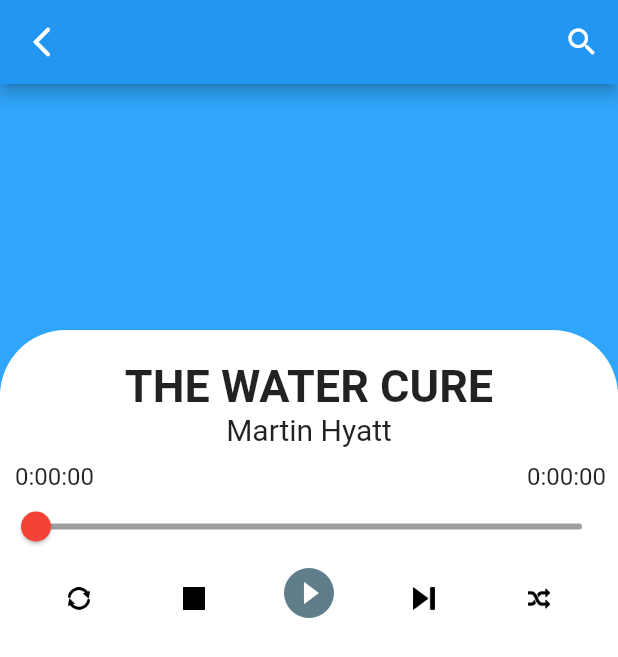
After one commit to sanjiv001/codsoft-musicplayer, a Flutter app: the screen it shows after launch, after a tap on "4.5", on a phone screen of 412 x 824 dp. The commit adds this screen. Shown: the top 657 px of the screen. Run offline on Flutter 3.47's test engine with Material 2 defaults, Android fonts, the phone set to English and light mode, and no system bars; our stand-ins replace audioplayers.

Commit message:
app completed

```diff
--- a/assets/json/audio.json
+++ b/assets/json/audio.json
@@ -15,7 +15,7 @@
         "audio": "https://st.bslmeiyu.com/uploads/%E6%9C%97%E6%96%87%E5%9B%BD%E9%99%85SBS%E7%B3%BB%E5%88%97/%E6%9C%97%E6%96%87%E5%9B%BD%E9%99%85%E8%8B%B1%E8%AF%AD%E6%95%99%E7%A8%8B%E7%AC%AC2%E5%86%8C_V2/%E5%AD%A6%E7%94%9F%E7%94%A8%E4%B9%A6/P027_Side%20by%20Side%20Gazette%2001_2Build%20Your%20Vocabulary!.mp3"
       },
       {
-        "rating": "4.5",
+        "rating": "3.5",
         "title":"Day Remember",
         "text":"Nicholos",
         "img": "assets/images/image3.png",
--- a/lib/main.dart
+++ b/lib/main.dart
@@ -1,7 +1,5 @@
 import 'package:flutter/material.dart';
 import 'package:music_player/screen/dashboardscreen.dart';
-
-
 
 void main() {
   runApp(const MyApp());
@@ -13,7 +11,7 @@ class MyApp extends StatelessWidget {
   // This widget is the root of your application.
   @override
   Widget build(BuildContext context) {
-    return const MaterialApp(
+    return  MaterialApp(
   debugShowCheckedModeBanner: false,
       home:  DashboardScreen(),
     );
--- /dev/null
+++ b/lib/screen/audiorecorder.dart
@@ -0,0 +1,226 @@
+// ignore_for_file: prefer_final_fields
+
+import 'package:audioplayers/audioplayers.dart';
+import 'package:flutter/material.dart';
+
+class AudioRecorderFile extends StatefulWidget {
+  final AudioPlayer myaudioplayer;
+  final String audiopath;
+  const AudioRecorderFile(
+      {super.key, required this.myaudioplayer, required this.audiopath});
+
+  @override
+  State<AudioRecorderFile> createState() => _AudioRecorderFileState();
+}
+
+class _AudioRecorderFileState extends State<AudioRecorderFile> {
+  Duration _duration = new Duration();
+  Duration _position = new Duration();
+
+  bool isPlaying = false;
+  bool isPaused = false;
+  // bool isLoop = false;
+  bool isRepeat = false;
+  List<IconData> _icons = [
+    Icons.play_circle_fill,
+    Icons.pause_circle_filled,
+  ];
+
+  @override
+  // slider function
+  Widget slider() {
+    return Slider(
+        activeColor: Colors.red,
+        inactiveColor: Colors.grey,
+        value: _position.inSeconds.toDouble(),
+        min: 0.0,
+        max: _duration.inSeconds.toDouble(),
+        onChanged: (double value) {
+          setState(() {
+            changeToSecond(value.toInt());
+            value = value;
+          });
+        });
+  }
+
+  void changeToSecond(int second) {
+    Duration newDuration = Duration(seconds: second);
+    this.widget.myaudioplayer.seek(newDuration);
+  }
+
+// btn init
+  void initState() {
+    super.initState();
+    this.widget.myaudioplayer.onDurationChanged.listen((a) {
+      setState(() {
+        _duration = a;
+      });
+    });
+    this.widget.myaudioplayer.onDurationChanged.listen((b) {
+      setState(() {
+        _position = b;
+      });
+    });
+
+    this.widget.myaudioplayer.setSourceUrl(this.widget.audiopath);
+    this.widget.myaudioplayer.onPlayerComplete.listen((event) {
+      setState(() {
+        _position = Duration(seconds: 0);
+        if (isRepeat = true) {
+          isPlaying = true;
+        } else {
+          isPlaying = false;
+          isRepeat = false;
+        }
+      });
+    });
+  }
+
+
+  final player = AudioPlayer();
+  final String path =
+      "https://st.bslmeiyu.com/uploads/%e6%9c%97%e6%96%87%e5%9b%bd%e9%99%85SBS%e7%b3%bb%e5%88%97/%e6%9c%97%e6%96%87%e5%9b%bd%e9%99%85%e8%8b%b1%e8%af%ad%e6%95%99%e7%a8%8b%e7%ac%ac1%e5%86%8c_V2/%e5%ad%a6%e7%94%9f%e7%94%a8%e4%b9%a6/P149_Chapter%2016_Vocabulary%20Preview.mp3";
+
+  Future <void> playAudioFromUrl(String url) async {
+    await player.play(UrlSource(url));
+  }
+
+
+  Widget btnstrt() {
+    return IconButton(
+        padding: EdgeInsets.only(bottom: 10),
+        onPressed: () {
+          if (isPlaying == false) {
+             playAudioFromUrl("path");
+            // this.widget.myaudioplayer.play(path);
+            // this.widget.myaudioplayer.play(this.widget.audiopath);
+            print("stop");
+            setState(() {
+              isPlaying = true;
+            });
+          } else if (isPlaying == true) {
+            this.widget.myaudioplayer.pause();
+            print("start");
+            setState(() {
+              isPlaying = false;
+            });
+          }
+        },
+        icon: isPlaying == false
+            ? Icon(
+                _icons[0],
+                color: Colors.blueGrey,
+                size: 40,
+              )
+            : Icon(
+                _icons[1],
+                color: Colors.blueGrey,
+                size: 40,
+              ));
+  }
+
+  Widget Backwardbtn() {
+    return IconButton(
+      icon: ImageIcon(
+        AssetImage('assets/images/backward.png'),
+        size: 15,
+        color: Colors.black,
+      ),
+      onPressed: () {
+        this.widget.myaudioplayer.setPlaybackRate(0.5);
+      },
+    );
+  }
+
+  Widget Forwardbtn() {
+    return IconButton(
+      icon: const ImageIcon(
+        AssetImage('assets/images/forward.png'),
+        size: 15,
+        color: Color.fromARGB(255, 0, 0, 0),
+      ),
+      onPressed: () {
+        this.widget.myaudioplayer.setPlaybackRate(0.5);
+      },
+    );
+  }
+
+  Widget Loopbtn() {
+    return IconButton(
+      icon: const ImageIcon(
+        AssetImage('assets/images/loop.png'),
+        size: 15,
+        color: Color.fromARGB(255, 0, 0, 0),
+      ),
+      onPressed: () {
+        this.widget.myaudioplayer!.setPlaybackRate(0.5);
+      },
+    );
+  }
+
+  Widget Repeatbtn() {
+    return IconButton(
+      icon: const ImageIcon(
+        AssetImage('assets/images/repeat.png'),
+        size: 15,
+        color: Color.fromARGB(255, 0, 0, 0),
+      ),
+      onPressed: () {
+        if (isRepeat == false) {
+          this.widget.myaudioplayer.setReleaseMode(ReleaseMode.loop);
+          setState(() {
+            isRepeat = true;
+            this.widget.myaudioplayer.setReleaseMode(ReleaseMode.loop);
+          });
+        } else if (isRepeat = true) {
+          this.widget.myaudioplayer.setReleaseMode(ReleaseMode.release);
+          isRepeat = false;
+        }
+      },
+    );
+  }
+
+  Widget loadAsset() {
+    return Container(
+      child: Row(
+        crossAxisAlignment: CrossAxisAlignment.center,
+        mainAxisAlignment: MainAxisAlignment.spaceEvenly,
+        children: [
+          Repeatbtn(),
+          Backwardbtn(),
+          btnstrt(),
+          Forwardbtn(),
+          Loopbtn(),
+        ],
+      ),
+    );
+  }
+
+  Widget build(BuildContext context) {
+    return Column(
+      children: [
+        SizedBox(
+          height: 10,
+        ),
+        Padding(
+          padding: EdgeInsets.only(left: 10, right: 8),
+          child: Row(
+            mainAxisAlignment: MainAxisAlignment.spaceBetween,
+            children: [
+              Text(
+                _position.toString().split(".")[0],
+                style: const TextStyle(fontSize: 16),
+              ),
+              Text(
+                _duration.toString().split(".")[0],
+                style: const TextStyle(fontSize: 16),
+              ),
+            ],
+          ),
+        ),
+        slider(),
+        loadAsset(),
+      ],
+    );
+  }
+}
--- a/lib/screen/dashboardscreen.dart
+++ b/lib/screen/dashboardscreen.dart
@@ -4,9 +4,10 @@ import 'dart:convert';
 
 import 'package:flutter/material.dart';
 import 'package:music_player/constants/appcolor.dart';
+import 'package:music_player/screen/detailscreen.dart';
 
 class DashboardScreen extends StatefulWidget {
-  const DashboardScreen({super.key});
+   DashboardScreen({super.key});
 
   @override
   State<DashboardScreen> createState() => _DashboardScreenState();
@@ -213,7 +214,13 @@ class _DashboardScreenState extends State<DashboardScreen>
                             ListView.builder(
                               itemCount: audio==null?0:audio.length,
                               itemBuilder: (_, i){
-                              return Container(
+                              return
+                              GestureDetector(
+                                onTap: (){
+                                  Navigator.push(context, MaterialPageRoute(
+                                    builder: (context)=>DetailAudioScreen(audiodata: audio, index: i,)));
+                                },
+                                child:  Container(
                                 margin: EdgeInsets.only(left: 20, right: 20, top: 10, bottom: 10),
                                 child: Container(
                                  // color: AppColorDesign.bgDark,
@@ -273,7 +280,9 @@ class _DashboardScreenState extends State<DashboardScreen>
                                   ),
                                 ),
 
+                              ),
                               );
+
                             }),
 
                           Material(
--- /dev/null
+++ b/lib/screen/detailscreen.dart
@@ -0,0 +1,99 @@
+// ignore_for_file: prefer_const_constructors
+
+import 'package:audioplayers/audioplayers.dart';
+import 'package:flutter/material.dart';
+import 'package:music_player/screen/audiorecorder.dart';
+
+class DetailAudioScreen extends StatefulWidget {
+  final audiodata;
+  final int index;
+   DetailAudioScreen({super.key, this.audiodata, required this.index});
+
+  @override
+  State<DetailAudioScreen> createState() => _DetailAudioScreenState();
+}
+
+class _DetailAudioScreenState extends State<DetailAudioScreen> {
+
+  late AudioPlayer myaudioplayer;
+
+  @override
+void initState() {
+  super.initState();
+  myaudioplayer = AudioPlayer();
+}
+  @override
+  Widget build(BuildContext context) {
+    return Scaffold(
+      body: Stack(
+        children: [
+          Positioned(
+              top: 0,
+              left: 0,
+              right: 0,
+              height: 260,
+              child: Container(
+                color: Color.fromARGB(255, 47, 166, 251),
+              )),
+          Positioned(
+            top: 0,
+            left: 0,
+            right: 0,
+            child: AppBar(
+
+              leading: IconButton(
+                  onPressed: () =>Navigator.of(context).pop(),
+                  icon: Icon(Icons.arrow_back_ios_new_rounded)),
+              actions: [
+                IconButton(onPressed: () {}, icon: Icon(Icons.search)),
+              ],
+            ),
+
+          ),
+          Positioned(
+              left: 0,
+              right: 0,
+              top: 220,
+              height: 280,
+              child: Container(
+                //
+                decoration: BoxDecoration(
+                    borderRadius: BorderRadius.circular(44), color: Colors.white
+                    //    color: Colors.red,
+                    ),
+                child: Column(
+                  children:  [
+                    SizedBox(
+                      height: 20,
+                    ),
+                    Text(
+                      this.widget.audiodata[this.widget.index]["title"],
+                      style:
+                          TextStyle(fontSize: 30, fontWeight: FontWeight.bold),
+                    ),
+                    Text(
+                      this.widget.audiodata[this.widget.index]["text"],
+                      style: TextStyle(
+                          fontSize: 20, fontWeight: FontWeight.normal),
+                    ),
+                    AudioRecorderFile(myaudioplayer:myaudioplayer, audiopath : this.widget.audiodata[this.widget.index]["audio"]),
+                  ],
+                ),
+              )),
+          // Positioned(
+          //     top: 200,
+          //     left: 200,
+          //     right: 200,
+          //    height: 200,
+          //     child: Container(
+
+          //       decoration: BoxDecoration(
+          //         borderRadius: BorderRadius.circular(20),
+          //         border: Border.all(color: Colors.white, width: 2)
+          //       ),
+          //     )),
+        ],
+      ),
+    );
+  }
+}
--- a/pubspec.yaml
+++ b/pubspec.yaml
@@ -37,6 +37,7 @@ dependencies:
   cupertino_icons: ^1.0.2
   flutter_svg: ^2.0.9
   audioplayers: ^5.2.0
+  slider_view: ^1.1.0
 
 dev_dependencies:
   flutter_test:
```
Also changed, not shown: assets/json/audiorecorder.json (added, +39 -0 lines), lib/model/audiomodel.dart (deleted, +0 -129 lines), assets/images/backward.png (added), assets/images/backward2.png (added), assets/images/backword.png (added), assets/images/forward.png (added), assets/images/forward2.png (added), assets/images/loop.png (added), assets/images/menu.png (added), assets/images/repeat.png (added), lib/screen/musicplayerlist.dart (deleted), pubspec.lock.
